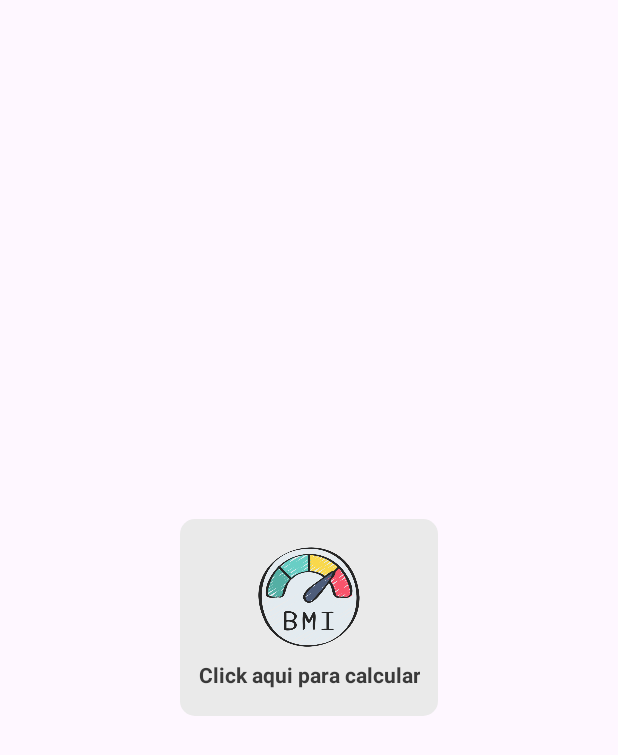
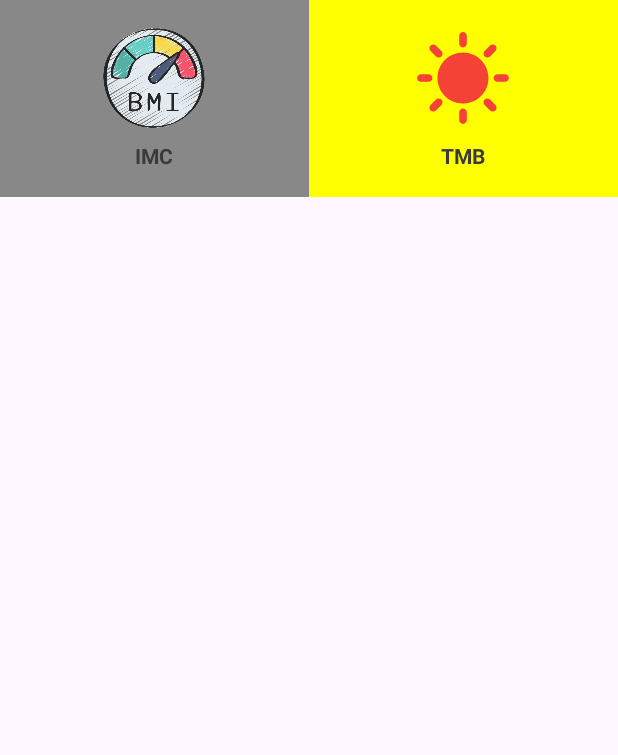
Before and after one commit to Marcel0Sousa/Projetos-Android-Express, an Android app: the screen it shows after launch (MainActivity), on a phone screen of 412 x 824 dp. Shown: the top 755 px of the screen. Run offline under Robolectric (Android 15) with nearby library versions, the phone set to English and light mode, and no system bars.

Commit message:
Implementação do Listas - RecyclerView

```diff
--- a/FitnessTracker-start/app/src/main/java/com/marcelo/fitnesstracker/MainActivity.kt
+++ b/FitnessTracker-start/app/src/main/java/com/marcelo/fitnesstracker/MainActivity.kt
@@ -1,25 +1,51 @@
 package com.marcelo.fitnesstracker
 
-import android.content.Intent
+import android.graphics.Color
 import android.os.Bundle
 import android.widget.LinearLayout
-import androidx.activity.enableEdgeToEdge
 import androidx.appcompat.app.AppCompatActivity
-import androidx.core.view.ViewCompat
-import androidx.core.view.WindowInsetsCompat
+import androidx.recyclerview.widget.GridLayoutManager
+import androidx.recyclerview.widget.RecyclerView
 
 class MainActivity : AppCompatActivity() {
     private lateinit var btnImc: LinearLayout
+    private lateinit var rvMainActivity: RecyclerView
 
     override fun onCreate(savedInstanceState: Bundle?) {
         super.onCreate(savedInstanceState)
         setContentView(R.layout.activity_main)
 
-        btnImc = findViewById(R.id.btn_imc)
+        val mainItens = mutableListOf<MainItem>()
+        mainItens.add(
+            MainItem(
+                id = 1,
+                drawableId = R.drawable.ic_imc,
+                textString = R.string.label_imc,
+                color = Color.GRAY
+            )
+        )
+
+        mainItens.add(
+            MainItem(
+                id = 2,
+                drawableId = R.drawable.sunny_20,
+                textString = R.string.label_tmb,
+                color = Color.YELLOW
+            )
+        )
+
+
+        rvMainActivity = findViewById(R.id.rv_main)
+        val adapter = MainAdapter(mainItens)
+        rvMainActivity.adapter = adapter
+        //rvMainActivity.layoutManager = LinearLayoutManager(this)
+        rvMainActivity.layoutManager = GridLayoutManager(this, 2)
+
+        /*btnImc = findViewById(R.id.btn_imc)
         btnImc.setOnClickListener {
             val intent = Intent(this, ImcActivity::class.java)
             startActivity(intent)
-        }
+        }*/
 
     }
 }
--- /dev/null
+++ b/FitnessTracker-start/app/src/main/java/com/marcelo/fitnesstracker/MainAdapter.kt
@@ -0,0 +1,44 @@
+package com.marcelo.fitnesstracker
+
+import android.view.LayoutInflater
+import android.view.View
+import android.view.ViewGroup
+import android.widget.ImageView
+import android.widget.LinearLayout
+import android.widget.TextView
+import androidx.recyclerview.widget.RecyclerView
+
+class MainAdapter(
+    private val mainItens: List<MainItem>
+): RecyclerView.Adapter<MainAdapter.MainViewHolder>() {
+
+    // bind layout xml
+    override fun onCreateViewHolder(parent: ViewGroup, viewType: Int): MainViewHolder {
+        val view = LayoutInflater.from(parent.context).inflate(R.layout.main_item, parent, false)
+        return MainViewHolder(view)
+    }
+
+    override fun onBindViewHolder(holder: MainViewHolder, position: Int) {
+        val itemCurrent = mainItens[position]
+        holder.bind(itemCurrent)
+    }
+
+    override fun getItemCount(): Int {
+        return mainItens.size
+    }
+
+    inner class MainViewHolder(itemView: View): RecyclerView.ViewHolder(itemView) {
+
+        fun bind(item: MainItem) {
+
+            val img: ImageView = itemView.findViewById(R.id.item_img_icon)
+            val name: TextView = itemView.findViewById(R.id.item_text_name)
+            val container: LinearLayout = itemView as LinearLayout
+
+            img.setImageResource(item.drawableId)
+            name.setText(item.textString)
+            container.setBackgroundColor(item.color)
+        }
+
+    }
+}
--- /dev/null
+++ b/FitnessTracker-start/app/src/main/java/com/marcelo/fitnesstracker/MainItem.kt
@@ -0,0 +1,13 @@
+package com.marcelo.fitnesstracker
+
+import androidx.annotation.DrawableRes
+import androidx.annotation.StringRes
+
+data class MainItem(
+    val id: Int,
+    @DrawableRes
+    val drawableId: Int,
+    @StringRes
+    val textString: Int,
+    val color: Int
+)
--- a/FitnessTracker-start/app/src/main/res/drawable/sunny_20.xml
+++ b/FitnessTracker-start/app/src/main/res/drawable/sunny_20.xml
@@ -3,7 +3,7 @@
     android:height="20dp"
     android:viewportWidth="20"
     android:viewportHeight="20"
-    android:tint="#FF9800">
+    android:tint="#F44336">
   <path
       android:fillColor="@android:color/white"
       android:pathData="M1,10c0,-0.41 0.34,-0.75 0.75,-0.75h1.5C3.66,9.25 4,9.59 4,10s-0.34,0.75 -0.75,0.75h-1.5C1.34,10.75 1,10.41 1,10zM16.75,10.75h1.5c0.41,0 0.75,-0.34 0.75,-0.75s-0.34,-0.75 -0.75,-0.75h-1.5C16.34,9.25 16,9.59 16,10S16.34,10.75 16.75,10.75zM9.25,1.75v1.5C9.25,3.66 9.59,4 10,4s0.75,-0.34 0.75,-0.75v-1.5C10.75,1.34 10.41,1 10,1S9.25,1.34 9.25,1.75zM9.25,16.75v1.5C9.25,18.66 9.59,19 10,19s0.75,-0.34 0.75,-0.75v-1.5c0,-0.41 -0.34,-0.75 -0.75,-0.75S9.25,16.34 9.25,16.75zM3.64,4.7L4.7,5.76c0.29,0.29 0.77,0.29 1.06,0c0.29,-0.29 0.29,-0.77 0,-1.06L4.7,3.64c-0.29,-0.29 -0.77,-0.29 -1.06,0S3.34,4.41 3.64,4.7zM14.24,15.3l1.06,1.06c0.29,0.29 0.77,0.29 1.06,0c0.29,-0.29 0.29,-0.77 0,-1.06l-1.06,-1.06c-0.29,-0.29 -0.77,-0.29 -1.06,0C13.95,14.53 13.95,15.01 14.24,15.3zM15.3,3.64L14.24,4.7c-0.29,0.29 -0.29,0.77 0,1.06c0.29,0.29 0.77,0.29 1.06,0l1.06,-1.06c0.29,-0.29 0.29,-0.77 0,-1.06C16.07,3.34 15.59,3.34 15.3,3.64zM4.7,14.24L3.64,15.3c-0.29,0.29 -0.29,0.77 0,1.06c0.29,0.29 0.77,0.29 1.06,0l1.06,-1.06c0.29,-0.29 0.29,-0.77 0,-1.06C5.47,13.95 4.99,13.95 4.7,14.24zM15,10c0,2.76 -2.24,5 -5,5s-5,-2.24 -5,-5s2.24,-5 5,-5S15,7.24 15,10z"/>
--- a/FitnessTracker-start/app/src/main/res/layout/activity_main.xml
+++ b/FitnessTracker-start/app/src/main/res/layout/activity_main.xml
@@ -5,38 +5,14 @@
     android:id="@+id/main"
     android:layout_width="match_parent"
     android:layout_height="match_parent"
-    android:gravity="center"
     android:orientation="vertical"
     tools:context=".MainActivity">
 
-    <LinearLayout
-        android:id="@+id/btn_imc"
-        android:layout_width="wrap_content"
+    <androidx.recyclerview.widget.RecyclerView
+        android:id="@+id/rv_main"
+        android:layout_width="match_parent"
         android:layout_height="wrap_content"
-        android:background="@drawable/shape_item"
-        android:gravity="center"
-        android:orientation="vertical"
-        android:paddingStart="12dp"
-        android:paddingTop="10dp"
-        android:paddingEnd="12dp"
-        android:paddingBottom="10dp">
-
-        <ImageView
-            android:layout_marginTop="8dp"
-            android:layout_width="68dp"
-            android:layout_height="68dp"
-            android:src="@drawable/ic_imc" />
-
-        <TextView
-            android:gravity="center"
-            android:textStyle="bold"
-            android:textColor="#3A3A3A"
-            android:layout_width="wrap_content"
-            android:layout_height="wrap_content"
-            android:layout_marginTop="8dp"
-            android:layout_marginBottom="8dp"
-            android:text="@string/label_imc" />
-
-    </LinearLayout>
+        tools:itemCount="5"
+        tools:listitem="@layout/main_item" />
 
 </LinearLayout>
--- /dev/null
+++ b/FitnessTracker-start/app/src/main/res/layout/main_item.xml
@@ -0,0 +1,32 @@
+<?xml version="1.0" encoding="utf-8"?>
+<LinearLayout xmlns:android="http://schemas.android.com/apk/res/android"
+    android:id="@+id/item_container_icm"
+    android:layout_width="match_parent"
+    android:layout_height="wrap_content"
+    android:background="@drawable/shape_item"
+    android:gravity="center"
+    android:orientation="vertical"
+    android:paddingStart="12dp"
+    android:paddingTop="10dp"
+    android:paddingEnd="12dp"
+    android:paddingBottom="10dp">
+
+    <ImageView
+        android:id="@+id/item_img_icon"
+        android:layout_width="68dp"
+        android:layout_height="68dp"
+        android:layout_marginTop="8dp"
+        android:src="@drawable/ic_imc" />
+
+    <TextView
+        android:id="@+id/item_text_name"
+        android:layout_width="wrap_content"
+        android:layout_height="wrap_content"
+        android:layout_marginTop="8dp"
+        android:layout_marginBottom="8dp"
+        android:gravity="center"
+        android:text="@string/label_imc"
+        android:textColor="#3A3A3A"
+        android:textStyle="bold" />
+
+</LinearLayout>
--- a/FitnessTracker-start/app/src/main/res/values/strings.xml
+++ b/FitnessTracker-start/app/src/main/res/values/strings.xml
@@ -1,6 +1,7 @@
 <resources>
     <string name="app_name">FitnessTracker</string>
-    <string name="label_imc">Click aqui para calcular</string>
+    <string name="label_imc">IMC</string>
+    <string name="label_tmb">TMB</string>
 
     <string name="imc_description">IMC é a sigla para Índice de Massa Corporal que serve para avaliar o peso
         do indivíduo em relação à sua altura e assim indicar se está dentro do peso ideal,
```
Also changed, not shown: 1 other file.
